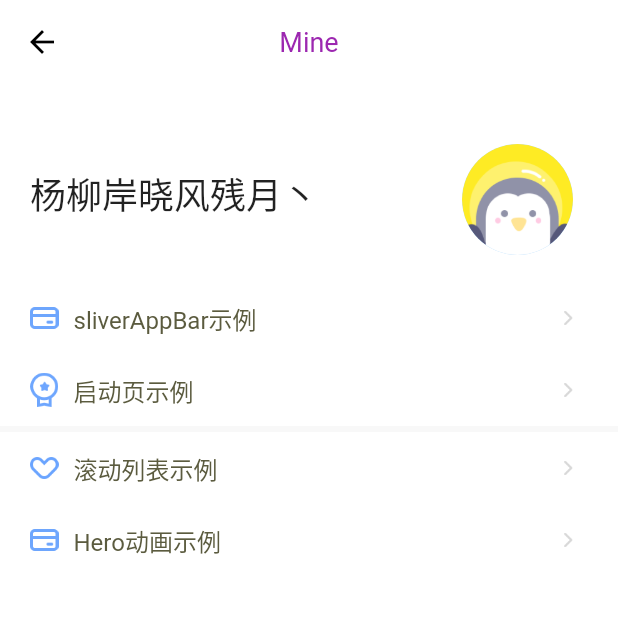
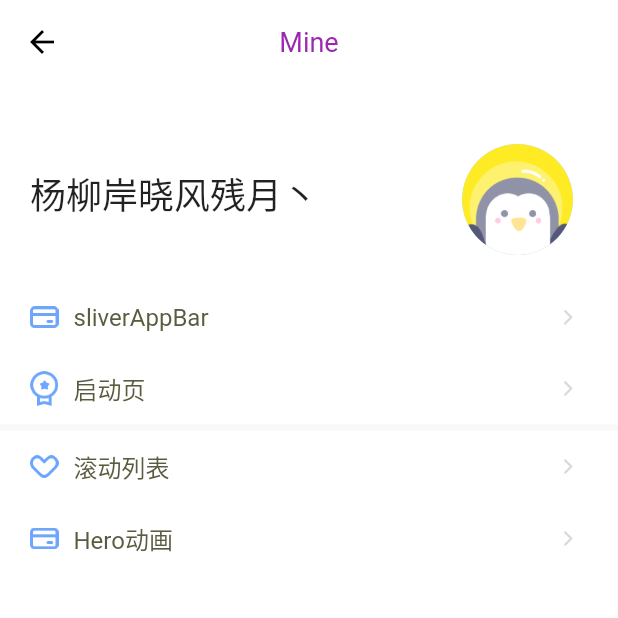
Before and after one commit to SilenYang/flutter-demo, a Flutter app: the User screen opened directly, on a phone screen of 412 x 824 dp, the top half of it. Run offline on Flutter 3.47's test engine with Material 2 defaults, Android fonts, the phone set to English and light mode, and no system bars; our stand-ins replace dio, flutter_swiper.

```diff
--- a/lib/pages/user.dart
+++ b/lib/pages/user.dart
@@ -62,13 +62,13 @@ class User extends StatelessWidget {
               width: double.infinity,
             ),
             ListItem(
-              name: 'sliverAppBar示例',
+              name: 'sliverAppBar',
               type: 'binding',
               route: SliverBar.routeName,
               // route: pages.,
             ),
             ListItem(
-              name: '启动页示例',
+              name: '启动页',
               type: 'achieve',
               route: SplashPage.routeName,
             ),
@@ -78,12 +78,12 @@ class User extends StatelessWidget {
               color: Color(0xfff8f8f8),
             ),
             ListItem(
-              name: '滚动列表示例',
+              name: '滚动列表',
               type: 'fav',
               route: List.routerName,
             ),
             ListItem(
-              name: 'Hero动画示例',
+              name: 'Hero动画',
               type: 'binding',
               route: HeroAnimationRoute.routeName,
             ),
```
Also changed, not shown: 1 other file.
